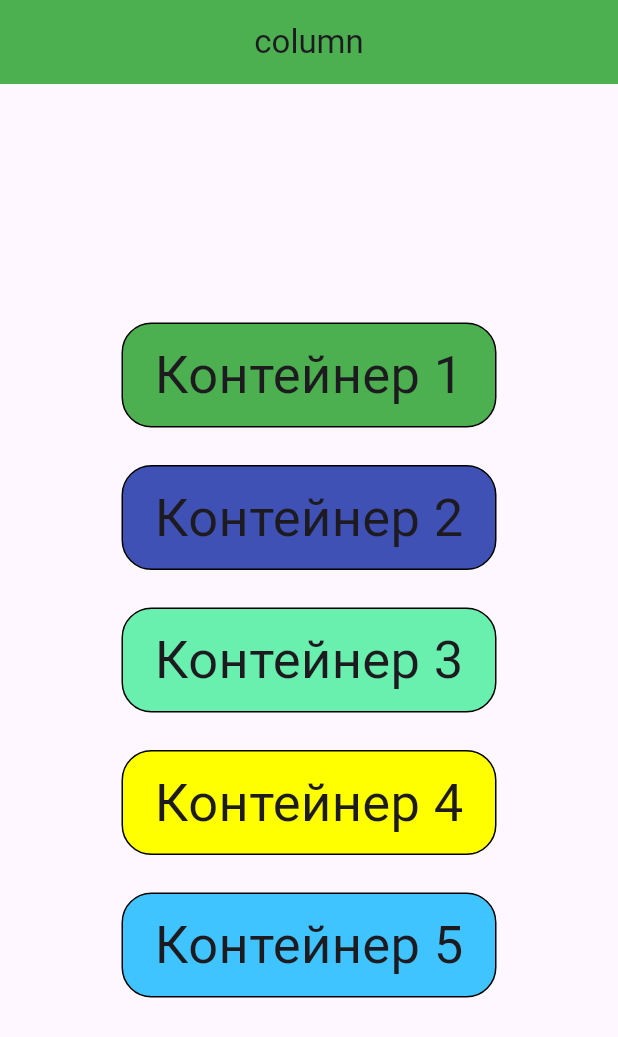
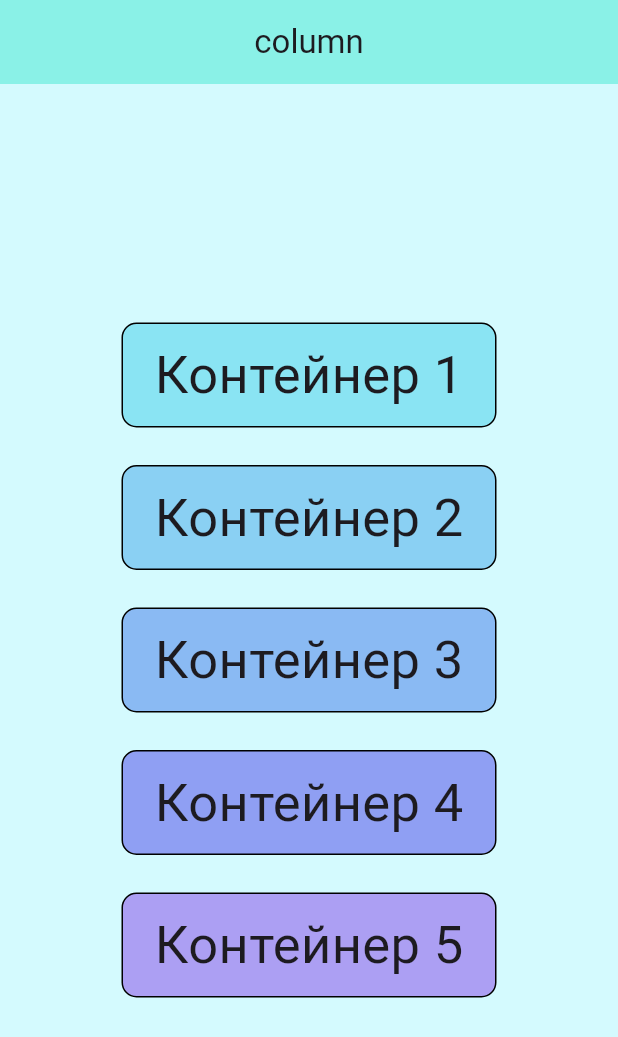
Before and after one commit to DevLevKek/Drackovskiy_Lab_1, a Flutter app: the screen it shows after launch, on a phone screen of 412 x 824 dp. Shown: the top 1037 px of the screen. Run offline on Flutter 3.47's test engine with Material 3 defaults, Android fonts, the phone set to English and light mode, and no system bars.

Commit message:
background color

```diff
--- a/lib/main.dart
+++ b/lib/main.dart
@@ -11,8 +11,9 @@ class MyApp extends StatelessWidget {
   Widget build(BuildContext context) {
     return MaterialApp(
       home: Scaffold(
+        backgroundColor: Color(0x719EF3FC),
         appBar: AppBar(
-          backgroundColor: Colors.green,
+          backgroundColor: Color(0x712DE5CA),
           title: Center(child: const Text('column')),
         ),
         body: Center(
@@ -23,8 +24,8 @@ class MyApp extends StatelessWidget {
                 width: 250,
                 height: 70,
                 decoration: BoxDecoration(
-                    color: Colors.green,
-                    borderRadius: BorderRadius.circular(20),
+                    color: Color(0x712DC9E5),
+                    borderRadius: BorderRadius.circular(10),
                     border: Border.all(width: 1, color: Colors.black,),
                 ),
                   child:const Center
@@ -40,8 +41,8 @@ class MyApp extends StatelessWidget {
                 width: 250,
                 height: 70,
                 decoration: BoxDecoration(
-                  color: Colors.indigo,
-                  borderRadius: BorderRadius.circular(20),
+                  color: Color(0x712D9BE5),
+                  borderRadius: BorderRadius.circular(10),
                   border: Border.all(width: 1, color: Colors.black,),
                 ),
                 child:const Center
@@ -57,8 +58,8 @@ class MyApp extends StatelessWidget {
                 width: 250,
                 height: 70,
                 decoration: BoxDecoration(
-                  color: Colors.greenAccent,
-                  borderRadius: BorderRadius.circular(20),
+                  color: Color(0x712D6AE5),
+                  borderRadius: BorderRadius.circular(10),
                   border: Border.all(width: 1, color: Colors.black,),
                 ),
                 child:const Center
@@ -74,8 +75,8 @@ class MyApp extends StatelessWidget {
                 width: 250,
                 height: 70,
                 decoration: BoxDecoration(
-                  color: Colors.yellowAccent,
-                  borderRadius: BorderRadius.circular(20),
+                  color: Color(0x71392DE5),
+                  borderRadius: BorderRadius.circular(10),
                   border: Border.all(width: 1, color: Colors.black,),
                 ),
                 child:const Center
@@ -91,8 +92,8 @@ class MyApp extends StatelessWidget {
                 width: 250,
                 height: 70,
                 decoration: BoxDecoration(
-                  color: Colors.lightBlueAccent,
-                  borderRadius: BorderRadius.circular(20),
+                  color: Color(0x717A2DE5),
+                  borderRadius: BorderRadius.circular(10),
                   border: Border.all(width: 1, color: Colors.black,),
                 ),
                 child:const Center
```
